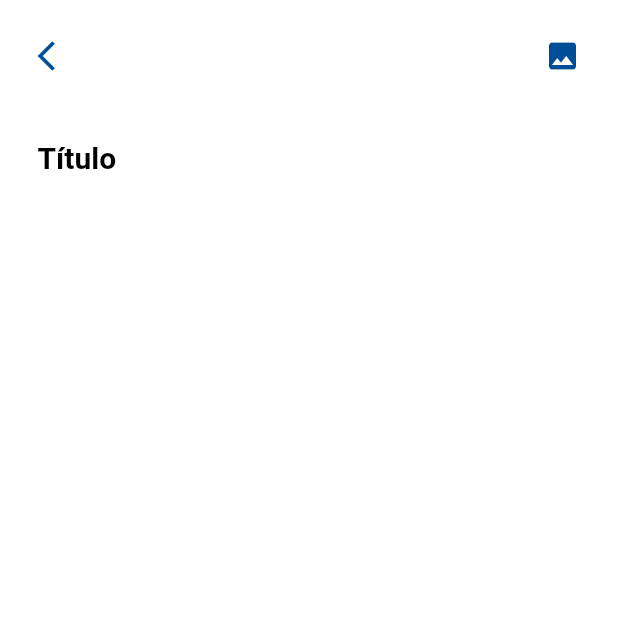
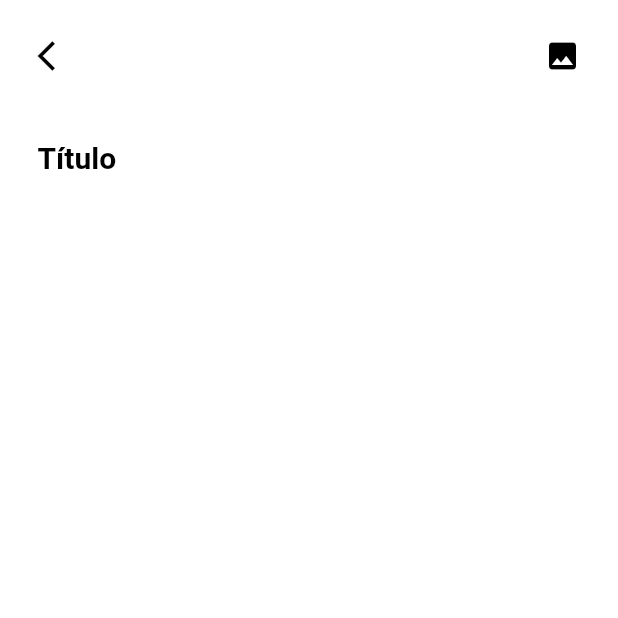
Before and after one commit to llFurtll/NoteCleanArch, a Flutter app: the screen it shows after launch, after a tap on the "add" icon, on a phone screen of 412 x 824 dp, the top half of it. Run offline on Flutter 3.47's test engine with Material 2 defaults, Android fonts, the phone set to English and light mode, and no system bars; our stand-ins replace sqflite; accounts and stored records are empty.

Commit message:
ADICIONADO MAIS IMAGENS AO PROJETO E FEITO PLANO DE FUNDO NOS CARDS NA LISTAGEM

```diff
--- a/lib/main.dart
+++ b/lib/main.dart
@@ -12,6 +12,9 @@ void main() => runApp(
         titleTextStyle: TextStyle(
           color: Color(0xFF004D98)
         ),
+        iconTheme: IconThemeData(
+          color: Color(0xFF004D98)
+        )
       ),
       scaffoldBackgroundColor: Color(0xFFE6E6E6),
       floatingActionButtonTheme: FloatingActionButtonThemeData(
--- a/lib/presentation/pages/createpage/appbar.dart
+++ b/lib/presentation/pages/createpage/appbar.dart
@@ -2,7 +2,6 @@ import 'dart:convert';
 
 import 'package:flutter/material.dart';
 import 'package:flutter/services.dart';
-import 'package:note/presentation/pages/createpage/create.dart';
 
 class AppBarCreate extends StatefulWidget {
   final Function(String pathImage) updateImage;
@@ -15,13 +14,27 @@ class AppBarCreate extends StatefulWidget {
 
 class AppBarCreateState extends State<AppBarCreate> {
 
-  final GlobalKey<CreateNoteState> _creaKey = GlobalKey();
+  bool _removeBackground = false;
 
   List<Widget> _actions() {
     return [
+      Visibility(
+        visible: _removeBackground,
+        child: IconButton(
+          color: Colors.black,
+          padding: EdgeInsets.only(top: 25.0, bottom: 25.0, right: 10.0),
+          onPressed: () {
+            widget.updateImage("");
+            setState(() {
+              _removeBackground = false;
+            });
+          },
+          icon: Icon(Icons.close)
+        )
+      ),
       IconButton(
         splashColor: Color(0xFF004D98),
-        padding: EdgeInsets.all(25.0),
+        padding: EdgeInsets.only(top: 25.0, bottom: 25.0, right: 25.0),
         onPressed: () {
           Scaffold.of(context).showBottomSheet((context) => Container(
             padding: EdgeInsets.all(15.0),
@@ -53,7 +66,7 @@ class AppBarCreateState extends State<AppBarCreate> {
         },
         icon: Icon(
           Icons.photo,
-          color: Theme.of(context).appBarTheme.titleTextStyle!.color,
+          color: Colors.black,
         ),
       ),
     ];
@@ -82,7 +95,7 @@ class AppBarCreateState extends State<AppBarCreate> {
             padding: EdgeInsets.all(25.0),
             icon: Icon(
               Icons.arrow_back_ios,
-              color: Theme.of(context).appBarTheme.titleTextStyle!.color
+              color: Colors.black
             ),
             onPressed: () => Navigator.pop(context),
           );
@@ -94,6 +107,9 @@ class AppBarCreateState extends State<AppBarCreate> {
     return GestureDetector(
       onTap: () {
         widget.updateImage(image);
+        setState(() {
+          _removeBackground = true;
+        });
       },
       child: Container(
         margin: EdgeInsets.only(right: 15.0),
@@ -113,7 +129,7 @@ class AppBarCreateState extends State<AppBarCreate> {
   @override
   Widget build(BuildContext context) {
     return AppBar(
-      backgroundColor: Colors.white,
+      backgroundColor: Colors.transparent,
       elevation: 0,
       actions: _actions(),
       leading: _iconLeading(),
--- a/lib/presentation/pages/createpage/create.dart
+++ b/lib/presentation/pages/createpage/create.dart
@@ -27,7 +27,6 @@ class CreateNoteState extends State<CreateNote> {
   @override
   void initState() {
     super.initState();
-
     if (widget.id != null) {
       Future.sync(() async {
         _anotacaoModel = await widget.useCase.getByIdUseCase(id: widget.id!);
@@ -90,18 +89,7 @@ class CreateNoteState extends State<CreateNote> {
   }
 
   Widget _home() {
-    return Stack(
-      children: [
-        Container(
-          decoration: pathImage.isEmpty ? null : BoxDecoration(
-            image: DecorationImage(
-              image: AssetImage(pathImage),
-              fit: BoxFit.fill,
-            ),
-          ),
-        ),
-        Container(
-          color: Colors.white.withOpacity(0.3),
+    return Container(
       padding: EdgeInsets.all(25.0),
       child: SingleChildScrollView(
         child: Builder(
@@ -120,8 +108,6 @@ class CreateNoteState extends State<CreateNote> {
           },
         ),
       ),
-        ),
-      ],
     );
   }
 
@@ -151,18 +137,39 @@ class CreateNoteState extends State<CreateNote> {
   @override
   Widget build(BuildContext context) {
     return Scaffold(
+      extendBodyBehindAppBar: true,
       backgroundColor: Colors.white,
       appBar: PreferredSize(
         child: AppBarCreate(updateImage: updatePathImage),
         preferredSize: Size.fromHeight(56.0),
       ),
-      body: _home(),
+      body: Stack(
+        children: [
+          Container(
+            decoration: pathImage.isEmpty ? null : BoxDecoration(
+              image: DecorationImage(
+                image: AssetImage(pathImage),
+                fit: BoxFit.fill,
+              ),
+            ),
+            width: double.infinity,
+            height: double.infinity,
+          ),
+          Container(
+            width: double.infinity,
+            height: double.infinity,
+            color: Colors.white.withOpacity(0.5),
+            child: SafeArea(
+              child: _home(),
+            ),
+          ),
+        ],
+      ),
       floatingActionButton: _button(),
     );
   }
 
   void insertNote(String title, String obs, UseCases useCase, BuildContext context) async {
-    print(pathImage);
     AnotacaoModel anotacaoModel = AnotacaoModel(
       titulo: title,
       observacao: obs,
--- a/lib/presentation/pages/homepage/appbar.dart
+++ b/lib/presentation/pages/homepage/appbar.dart
@@ -21,7 +21,7 @@ class AppBarHomeState extends State<AppBarHome> {
   PopupMenuButton _createMenuItens() {
     return PopupMenuButton<int>(
       child: IconButton(
-        icon: Icon(Icons.more_vert, color: Theme.of(context).appBarTheme.titleTextStyle!.color,),
+        icon: Icon(Icons.more_vert, color: Theme.of(context).appBarTheme.iconTheme!.color,),
         tooltip: "Alterar exibição",
         onPressed: () => _menuPopup.currentState!.showButtonMenu(),
         splashColor: Color(0xFF004D98),
--- a/pubspec.yaml
+++ b/pubspec.yaml
@@ -55,6 +55,11 @@ flutter:
     - lib/images/logo.png
     - lib/images/1.jpg
     - lib/images/2.jpg
+    - lib/images/3.jpg
+    - lib/images/4.jpg
+    - lib/images/5.jpg
+    - lib/images/6.jpg
+    - lib/images/7.jpg
   #   - images/a_dot_ham.jpeg
 
   # An image asset can refer to one or more resolution-specific "variants", see
```
Also changed, not shown: lib/presentation/pages/homepage/card.dart (+28 -6 lines), lib/images/3.jpg (added), lib/images/4.jpg (added), lib/images/5.jpg (added), lib/images/6.jpg (added), lib/images/7.jpg (added). Lines whose indentation alone changed are shown as unchanged.
